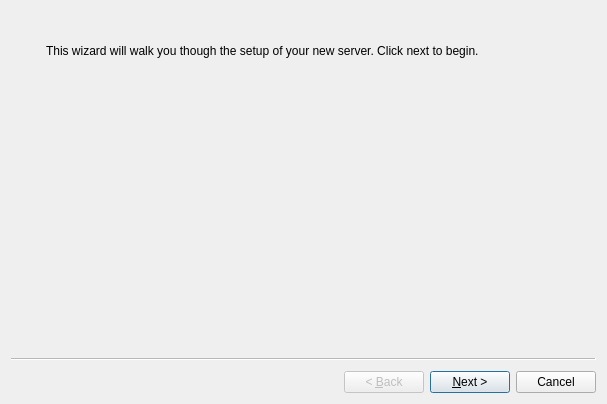
Before: the Qt Designer form src-qt5/pc-installgui/wizardFreeBSD.ui in trueos/pcbsd, drawn with Qt 5.
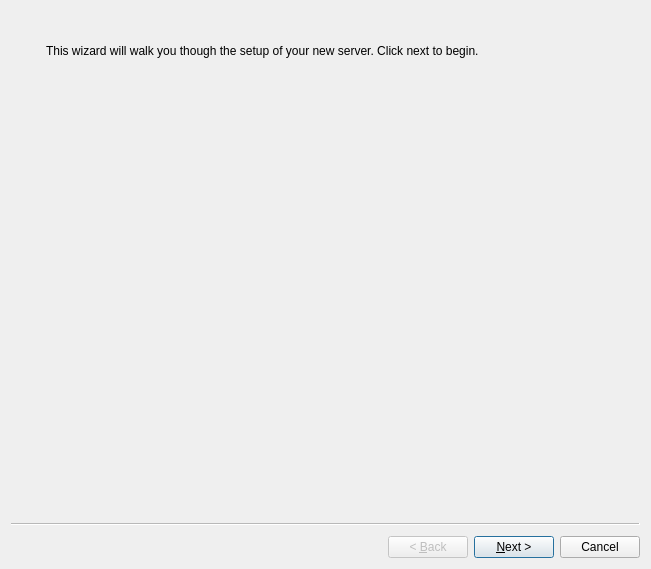
After: the same form once the commit is applied. Icons and pictures are not drawn.

Commit message: Change how we ask for AppCafe, since we don't need to setup a user/pass

Patch:
```diff
--- a/src-qt5/pc-installgui/wizardFreeBSD.ui
+++ b/src-qt5/pc-installgui/wizardFreeBSD.ui
@@ -6,8 +6,8 @@
    <rect>
     <x>0</x>
     <y>0</y>
-    <width>607</width>
-    <height>404</height>
+    <width>651</width>
+    <height>569</height>
    </rect>
   </property>
   <property name="windowTitle">
```
Left out of the diff: 114 changed lines with no effect on the pictures. The commit also changes 2 other files.
